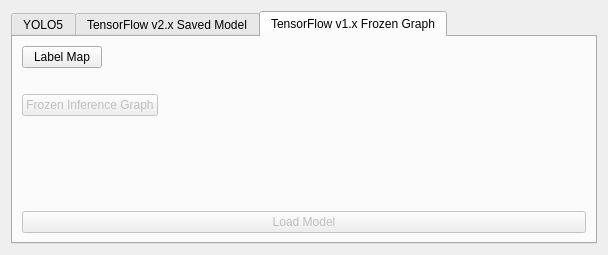
Qt form bboxee/gui/select_model_dialog.ui (persts/BBoxEE) before a commit.
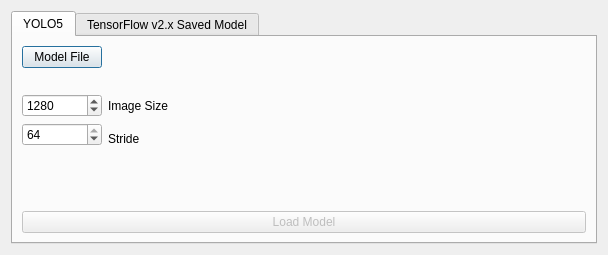
The same form after that commit. The open tabs and pages were chosen to show the change.

What changed in the file:
```diff
--- a/bboxee/gui/select_model_dialog.ui
+++ b/bboxee/gui/select_model_dialog.ui
@@ -221,104 +221,6 @@
        </item>
       </layout>
      </widget>
-     <widget class="QWidget" name="tensorflowv1">
-      <attribute name="title">
-       <string>TensorFlow v1.x Frozen Graph</string>
-      </attribute>
-      <layout class="QVBoxLayout" name="verticalLayout_2">
-       <item>
-        <layout class="QHBoxLayout" name="horizontalLayout_6">
-         <item>
-          <widget class="QPushButton" name="pushButtonLabelMapV1">
-           <property name="enabled">
-            <bool>true</bool>
-           </property>
-           <property name="text">
-            <string>Label Map</string>
-           </property>
-          </widget>
-         </item>
-         <item>
-          <spacer name="horizontalSpacer_6">
-           <property name="orientation">
-            <enum>Qt::Horizontal</enum>
-           </property>
-           <property name="sizeHint" stdset="0">
-            <size>
-             <width>40</width>
-             <height>20</height>
-            </size>
-           </property>
-          </spacer>
-         </item>
-        </layout>
-       </item>
-       <item>
-        <widget class="QLabel" name="labelLabelMapV1">
-         <property name="text">
-          <string/>
-         </property>
-        </widget>
-       </item>
-       <item>
-        <layout class="QHBoxLayout" name="horizontalLayout_5">
-         <item>
-          <widget class="QPushButton" name="pushButtonTFGraph">
-           <property name="enabled">
-            <bool>false</bool>
-           </property>
-           <property name="text">
-            <string>Frozen Inference Graph</string>
-           </property>
-          </widget>
-         </item>
-         <item>
-          <spacer name="horizontalSpacer_5">
-           <property name="orientation">
-            <enum>Qt::Horizontal</enum>
-           </property>
-           <property name="sizeHint" stdset="0">
-            <size>
-             <width>40</width>
-             <height>20</height>
-            </size>
-           </property>
-          </spacer>
-         </item>
-        </layout>
-       </item>
-       <item>
-        <widget class="QLabel" name="labelTFGraph">
-         <property name="text">
-          <string/>
-         </property>
-        </widget>
-       </item>
-       <item>
-        <spacer name="verticalSpacer">
-         <property name="orientation">
-          <enum>Qt::Vertical</enum>
-         </property>
-         <property name="sizeHint" stdset="0">
-          <size>
-           <width>20</width>
-           <height>114</height>
-          </size>
-         </property>
-        </spacer>
-       </item>
-       <item>
-        <widget class="QPushButton" name="pushButtonTFV1">
-         <property name="enabled">
-          <bool>false</bool>
-         </property>
-         <property name="text">
-          <string>Load Model</string>
-         </property>
-        </widget>
-       </item>
-      </layout>
-     </widget>
     </widget>
    </item>
   </layout>
```
